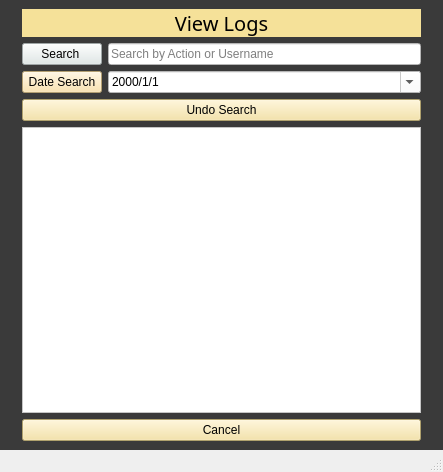
Before: the Qt Designer form view_logs.ui in Aenan05/MAXPC, drawn with Qt 5.
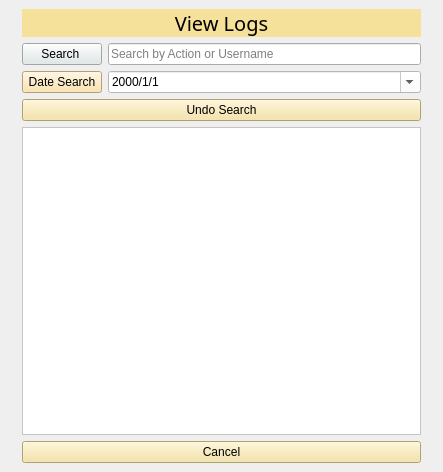
After: the same form once the commit is applied.

Commit message: Light Ui Theme -- View Logs

```diff
--- a/view_logs.ui
+++ b/view_logs.ui
@@ -15,7 +15,7 @@
   </property>
   <widget class="QWidget" name="centralwidget">
    <property name="styleSheet">
-    <string notr="true">background-color: rgb(58, 58, 58);</string>
+    <string notr="true"/>
    </property>
    <layout class="QGridLayout" name="gridLayout_2">
     <item row="0" column="0">
@@ -59,7 +59,7 @@
           <item row="1" column="1">
            <widget class="QLineEdit" name="txtSearch">
             <property name="styleSheet">
-             <string notr="true">background-color: rgb(255, 255, 255);</string>
+             <string notr="true"/>
             </property>
             <property name="placeholderText">
              <string>Search by Action or Username</string>
@@ -151,7 +151,6 @@
     </rect>
    </property>
   </widget>
-  <widget class="QStatusBar" name="statusbar"/>
  </widget>
  <resources/>
  <connections/>
```
Left out of the diff: 6 changed lines with no effect on the pictures. The commit also changes 5 other files.
